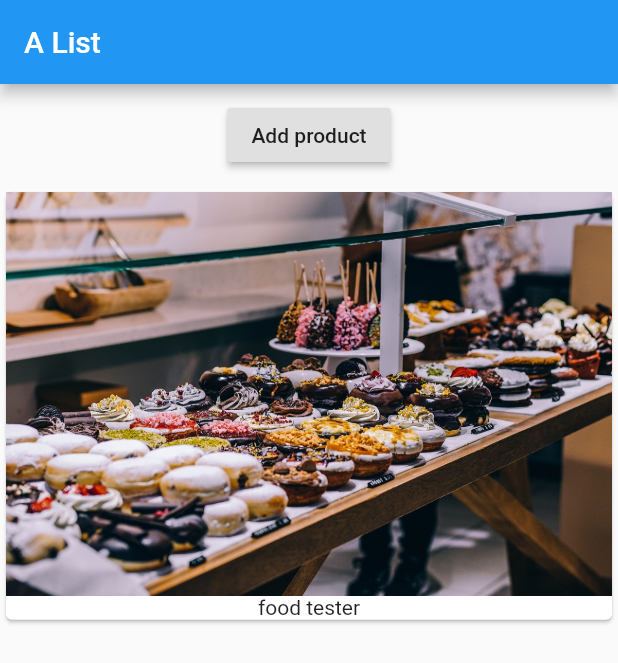
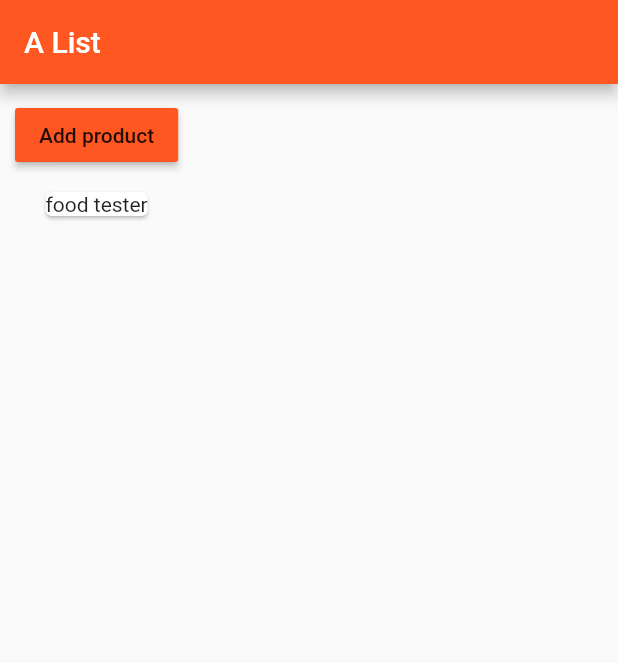
Before and after one commit to ofu997/flutter1, a Flutter app: the screen it shows after launch, on a phone screen of 412 x 824 dp. Shown: the top 663 px of the screen. Run offline on Flutter 3.47's test engine with Material 2 defaults, Android fonts, the phone set to English and light mode, and no system bars.

Commit message:
color styling

```diff
--- a/lib/main.dart
+++ b/lib/main.dart
@@ -11,6 +11,11 @@ class MyApp extends StatelessWidget {
   Widget build(BuildContext context) {
     // return a shippable widget
     return MaterialApp(
+      theme: ThemeData( // swatch is auto-color-schemes. Colors is package, followed by static types
+        brightness: Brightness.light,
+        primarySwatch: Colors.deepOrange,
+        accentColor: Colors.deepPurple
+      ),
       home: Scaffold(
         // we can put UI elements here
         appBar: AppBar(
@@ -48,3 +53,5 @@ main calls ProductManager, which usesproducts.
 ProductManager setState() causes another build
 Rebuilding is efficient, checking what has changed
  */
+
+/* MATERIAL: a design system with guides, best practices, color pairings, Customizable*/
--- a/lib/product_manager.dart
+++ b/lib/product_manager.dart
@@ -26,20 +26,21 @@ class _ProductManagerState extends State<ProductManager> {
     super.initState();
     _products.add(widget.startingProduct);
   }
-// this works when it receives outside data
-@override
+  // this works when it receives outside data
+  @override
   void didUpdateWidget(ProductManager oldWidget) {
     print('[ProductManager state] didUpdateWidget()');
     super.didUpdateWidget(oldWidget);
   }
 
   @override
-  Widget build(BuildContext context) {
+  Widget build(BuildContext context) { // context stores metadata like Themes
     print('[ProductManager state] build()');
     return Column(children: [
       Container(
         margin: EdgeInsets.all(10.0),
         child: RaisedButton(
+          color: Theme.of(context).primaryColor,
           onPressed: () {
             setState(() {
               _products.add('advanced food tester!');
@@ -54,3 +55,9 @@ class _ProductManagerState extends State<ProductManager> {
 }
 
 // setState() causes another build
+
+// here build includes a button that adds 'advanced food tester'
+// to _products, then calls Products(_products)
+
+
+}
--- a/lib/products.dart
+++ b/lib/products.dart
@@ -15,7 +15,7 @@ class Products extends StatelessWidget {
         .map((element) => Card(
               child: Column(
                 children: <Widget>[
-                    Image.asset("assets/food.jpg"),
+                  // Image.asset("assets/food.jpg"),
                   Text(element)
                 ],
               ),
```
Lines whose indentation alone changed are shown as unchanged.
